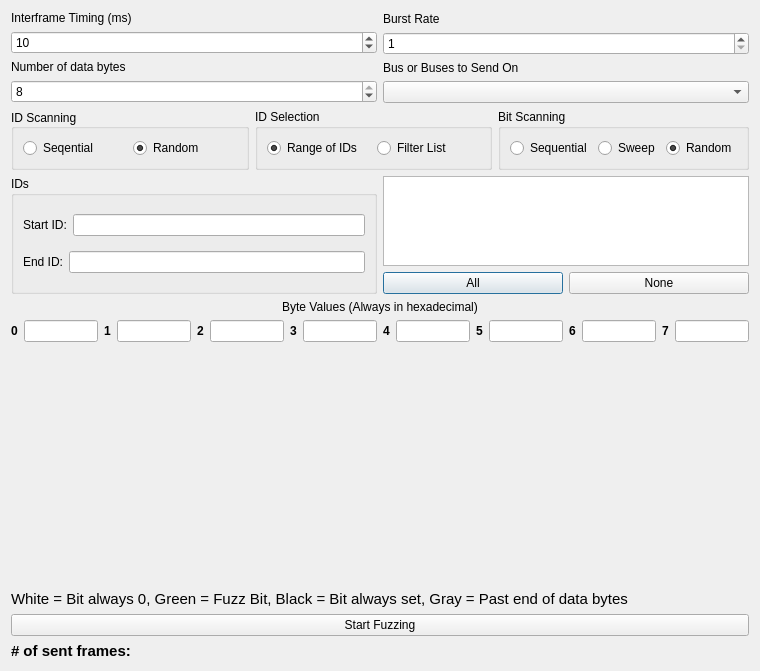
This is ui/fuzzingwindow.ui in collin80/SavvyCAN as Qt 5 draws it before an edit. The edited form follows.
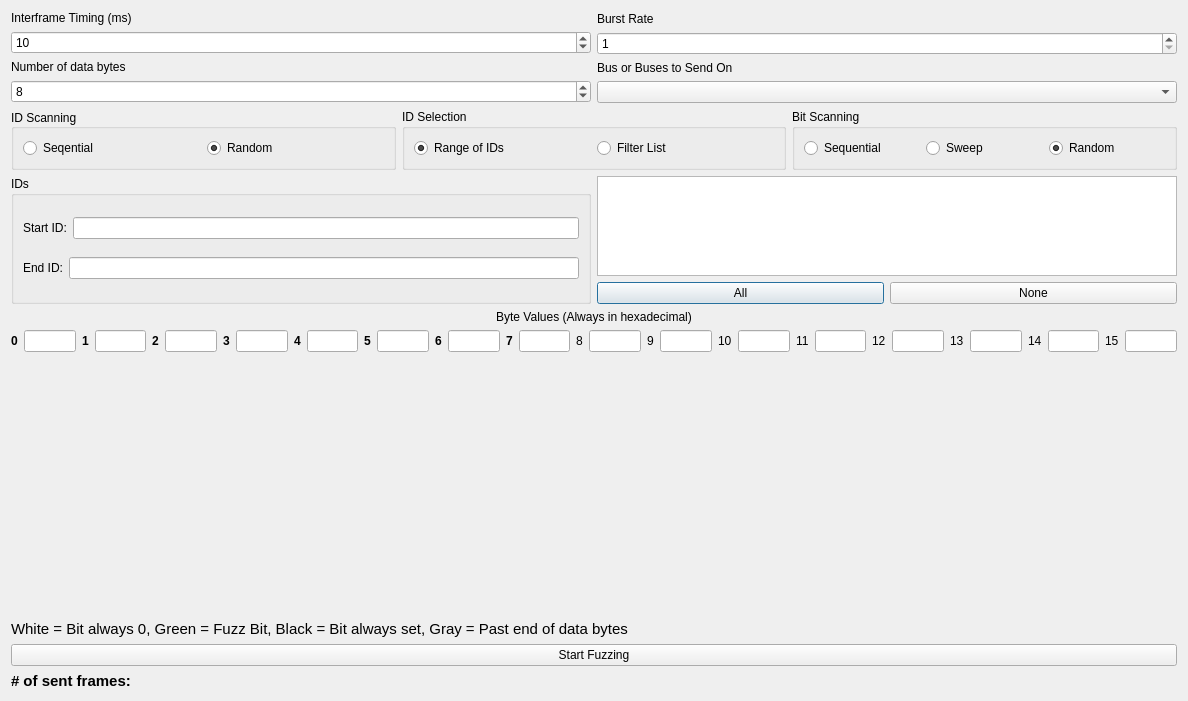
This is the edited form. Custom widgets are drawn as their Qt base class.

What changed in the file:
```diff
--- a/ui/fuzzingwindow.ui
+++ b/ui/fuzzingwindow.ui
@@ -6,8 +6,8 @@
    <rect>
     <x>0</x>
     <y>0</y>
-    <width>760</width>
-    <height>671</height>
+    <width>1188</width>
+    <height>701</height>
    </rect>
   </property>
   <property name="windowTitle">
@@ -45,7 +45,7 @@
        <item>
         <widget class="QSpinBox" name="spinBytes">
          <property name="maximum">
-          <number>8</number>
+          <number>64</number>
          </property>
          <property name="value">
           <number>8</number>
@@ -264,7 +264,6 @@
       <widget class="QLabel" name="label_9">
        <property name="font">
         <font>
-         <weight>75</weight>
          <bold>true</bold>
         </font>
        </property>
@@ -283,7 +282,6 @@
       <widget class="QLabel" name="label_10">
        <property name="font">
         <font>
-         <weight>75</weight>
          <bold>true</bold>
         </font>
        </property>
@@ -299,7 +297,6 @@
       <widget class="QLabel" name="label_11">
        <property name="font">
         <font>
-         <weight>75</weight>
          <bold>true</bold>
         </font>
        </property>
@@ -315,7 +312,6 @@
       <widget class="QLabel" name="label_12">
        <property name="font">
         <font>
-         <weight>75</weight>
          <bold>true</bold>
         </font>
        </property>
@@ -331,7 +327,6 @@
       <widget class="QLabel" name="label_13">
        <property name="font">
         <font>
-         <weight>75</weight>
          <bold>true</bold>
         </font>
        </property>
@@ -347,7 +342,6 @@
       <widget class="QLabel" name="label_14">
        <property name="font">
         <font>
-         <weight>75</weight>
          <bold>true</bold>
         </font>
        </property>
@@ -363,7 +357,6 @@
       <widget class="QLabel" name="label_15">
        <property name="font">
         <font>
-         <weight>75</weight>
          <bold>true</bold>
         </font>
        </property>
@@ -379,7 +372,6 @@
       <widget class="QLabel" name="label_16">
        <property name="font">
         <font>
-         <weight>75</weight>
          <bold>true</bold>
         </font>
        </property>
@@ -391,6 +383,86 @@
      <item>
       <widget class="QLineEdit" name="txtByte7"/>
      </item>
+     <item>
+      <widget class="QLabel" name="label_17">
+       <property name="text">
+        <string>8</string>
+       </property>
+      </widget>
+     </item>
+     <item>
+      <widget class="QLineEdit" name="lineEdit"/>
+     </item>
+     <item>
+      <widget class="QLabel" name="label_18">
+       <property name="text">
+        <string>9</string>
+       </property>
+      </widget>
+     </item>
+     <item>
+      <widget class="QLineEdit" name="lineEdit_2"/>
+     </item>
+     <item>
+      <widget class="QLabel" name="label_19">
+       <property name="text">
+        <string>10</string>
+       </property>
+      </widget>
+     </item>
+     <item>
+      <widget class="QLineEdit" name="lineEdit_3"/>
+     </item>
+     <item>
+      <widget class="QLabel" name="label_20">
+       <property name="text">
+        <string>11</string>
+       </property>
+      </widget>
+     </item>
+     <item>
+      <widget class="QLineEdit" name="lineEdit_4"/>
+     </item>
+     <item>
+      <widget class="QLabel" name="label_21">
+       <property name="text">
+        <string>12</string>
+       </property>
+      </widget>
+     </item>
+     <item>
+      <widget class="QLineEdit" name="lineEdit_5"/>
+     </item>
+     <item>
+      <widget class="QLabel" name="label_22">
+       <property name="text">
+        <string>13</string>
+       </property>
+      </widget>
+     </item>
+     <item>
+      <widget class="QLineEdit" name="lineEdit_6"/>
+     </item>
+     <item>
+      <widget class="QLabel" name="label_23">
+       <property name="text">
+        <string>14</string>
+       </property>
+      </widget>
+     </item>
+     <item>
+      <widget class="QLineEdit" name="lineEdit_7"/>
+     </item>
+     <item>
+      <widget class="QLabel" name="label_24">
+       <property name="text">
+        <string>15</string>
+       </property>
+      </widget>
+     </item>
+     <item>
+      <widget class="QLineEdit" name="lineEdit_8"/>
+     </item>
     </layout>
    </item>
    <item>
@@ -427,7 +499,6 @@
      <property name="font">
       <font>
        <pointsize>11</pointsize>
-       <weight>75</weight>
        <bold>true</bold>
       </font>
      </property>
```
